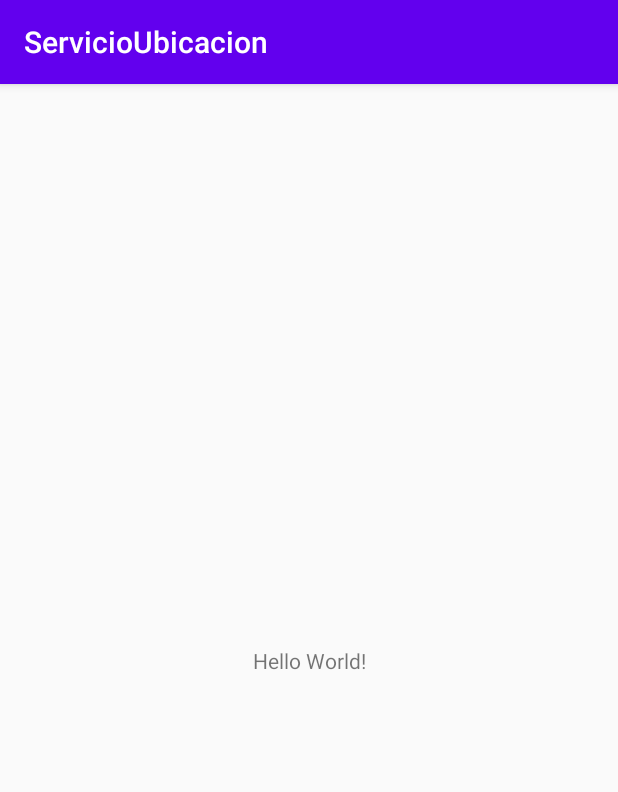
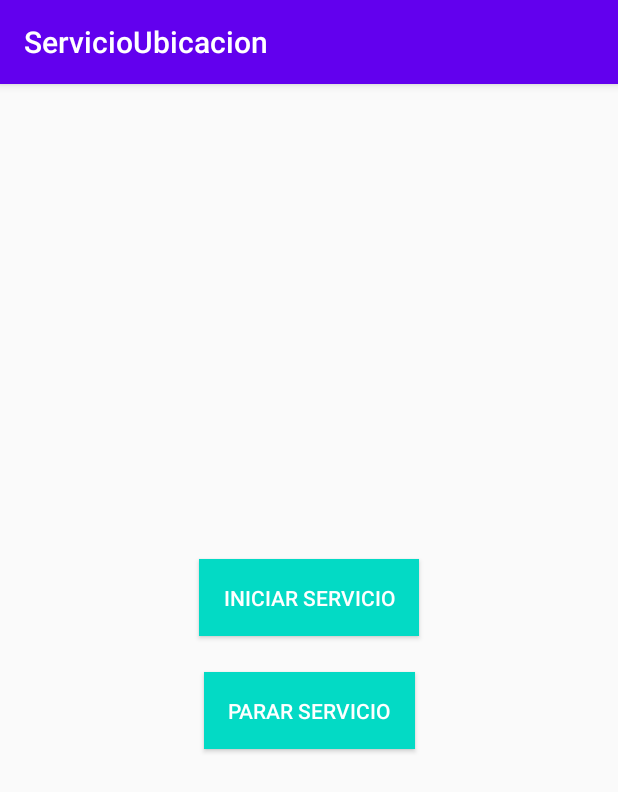
Before and after one commit to icaroinflames/ServicioUbicacion, an Android app: the screen it shows after launch (MainActivity), on a phone screen of 412 x 824 dp. Shown: the top 792 px of the screen. Run offline under Robolectric (Android 15) with nearby library versions, the phone set to English and light mode, and no system bars.

Commit message:
Ahora si funciona

```diff
--- a/app/build.gradle
+++ b/app/build.gradle
@@ -5,7 +5,7 @@ android {
     buildToolsVersion "29.0.3"
 
     defaultConfig {
-        applicationId "mobi.stimulus.servicioubicacion"
+        applicationId "com.zuragames.servicioubicacion"
         minSdkVersion 21
         targetSdkVersion 29
         versionCode 1
@@ -28,7 +28,9 @@ dependencies {
 
     implementation 'androidx.appcompat:appcompat:1.1.0'
     implementation 'androidx.constraintlayout:constraintlayout:1.1.3'
+    implementation 'com.google.android.material:material:1.2.0-alpha04'
     testImplementation 'junit:junit:4.12'
     androidTestImplementation 'androidx.test.ext:junit:1.1.1'
     androidTestImplementation 'androidx.test.espresso:espresso-core:3.2.0'
+    implementation 'com.google.android.gms:play-services-location:17.0.0'
 }
--- /dev/null
+++ b/app/src/main/java/com/zuragames/servicioubicacion/MainActivity.java
@@ -0,0 +1,90 @@
+package com.zuragames.servicioubicacion;
+
+import androidx.appcompat.app.AppCompatActivity;
+import androidx.core.content.ContextCompat;
+
+import android.content.DialogInterface;
+import android.content.Intent;
+import android.os.AsyncTask;
+import android.os.Bundle;
+import android.provider.Settings;
+import android.view.View;
+import android.widget.Button;
+
+import com.google.android.material.dialog.MaterialAlertDialogBuilder;
+import com.zuragames.servicioubicacion.services.UbicacionService;
+import com.zuragames.servicioubicacion.utils.LocationHelpers;
+
+public class MainActivity extends AppCompatActivity {
+
+    public static final int UBICACION_REQUEST_CODE = 7432;
+
+    Button btnStartService, btnStopService;
+    @Override
+    protected void onCreate(Bundle savedInstanceState) {
+        super.onCreate(savedInstanceState);
+        setContentView(R.layout.activity_main);
+
+        btnStartService = findViewById(R.id.buttonStartService);
+        btnStopService = findViewById(R.id.buttonStopService);
+
+        btnStartService.setOnClickListener(new View.OnClickListener() {
+            @Override
+            public void onClick(View v) {
+                startService();
+            }
+        });
+        btnStopService.setOnClickListener(new View.OnClickListener() {
+            @Override
+            public void onClick(View v) {
+                stopService();
+            }
+        });
+
+        if (LocationHelpers.checkLocation(this)) {//comprobamos servicio de localización
+            if (LocationHelpers.checkPermissions(this) == LocationHelpers.FINE_AND_COARSE_PERMISSION) {//comprueba permisos de ubicacion
+                //startService();
+                //TODO mostrar botones
+            } else {
+                LocationHelpers.requestPermissions(this);
+            }
+        } else {
+            showAlert();
+        }
+    }
+
+    public void startService() {
+        Intent serviceIntent = new Intent(this, UbicacionService.class);
+        serviceIntent.putExtra("inputExtra", "Ejemplo servicio foreground");
+        ContextCompat.startForegroundService(this, serviceIntent);
+    }
+    public void stopService() {
+        Intent serviceIntent = new Intent(this, UbicacionService.class);
+        stopService(serviceIntent);
+    }
+
+    private void showAlert() {
+
+        MaterialAlertDialogBuilder dialog = new MaterialAlertDialogBuilder(this,R.style.Theme_AppCompat_Light_Dialog_Alert);
+        dialog.setTitle("No hay permisos de ubicación")
+                .setMessage("Anda, ve a poner los permisos de ubicación")
+                .setPositiveButton("Aceptar", new DialogInterface.OnClickListener() {
+                    @Override
+                    public void onClick(DialogInterface dialog, int which) {
+                        dialog.dismiss();
+                        Intent myIntent = new Intent(Settings.ACTION_LOCATION_SOURCE_SETTINGS);
+                        startActivityForResult(myIntent, UBICACION_REQUEST_CODE);
+
+                    }
+                })
+                .setNegativeButton("Mas tarde", new DialogInterface.OnClickListener() {
+                    @Override
+                    public void onClick(DialogInterface dialog, int which) {
+                        dialog.dismiss();
+                    }
+                })
+                .setIcon(R.mipmap.ic_launcher)
+                .show();
+
+    }
+}
--- /dev/null
+++ b/app/src/main/java/com/zuragames/servicioubicacion/utils/LocationHelpers.java
@@ -0,0 +1,72 @@
+package com.zuragames.servicioubicacion.utils;
+
+import android.Manifest;
+import android.app.Activity;
+import android.content.Context;
+import android.content.pm.PackageManager;
+import android.location.LocationManager;
+
+import androidx.core.app.ActivityCompat;
+
+import static android.content.Context.LOCATION_SERVICE;
+
+/**
+ * Created by roberto.zurita on 17/07/2019.
+ */
+
+public class LocationHelpers {
+
+    public static final int FINE_PERMISION_REQ_CODE = 8584;
+    public static final int COARSE_PERMISION_REQ_CODE = 8585;
+    public static final int PERMISION_REQ_CODE = 8586;
+
+    public static final int NO_PERMISSION = 0;
+    public static final int FINE_PERMISSION_ONLY = 1;
+    public static final int COARSE_PERMISSION_ONLY = 2;
+    public static final int FINE_AND_COARSE_PERMISSION = 3;
+
+
+    public static boolean checkLocation(final Context context){
+        return isLocationEnabled(context);
+    }
+
+    public static void requestPermissions(final Activity activity){
+        int currentPermissions = checkPermissions(activity);
+        String[] permissionsToRequest = null;
+        switch (currentPermissions){
+            case NO_PERMISSION:
+                permissionsToRequest = new String[]{Manifest.permission.ACCESS_FINE_LOCATION, Manifest.permission.ACCESS_COARSE_LOCATION};
+                break;
+            case COARSE_PERMISSION_ONLY:
+                permissionsToRequest = new String[]{Manifest.permission.ACCESS_FINE_LOCATION};
+                break;
+            case FINE_PERMISSION_ONLY:
+                permissionsToRequest = new String[]{Manifest.permission.ACCESS_COARSE_LOCATION};
+                break;
+        }
+
+        if(permissionsToRequest != null){
+            ActivityCompat.requestPermissions(activity, permissionsToRequest, PERMISION_REQ_CODE);
+        }
+
+    }
+
+    public static int checkPermissions(final Activity activity){
+        int result = NO_PERMISSION;
+        boolean fineLocPermission = (ActivityCompat.checkSelfPermission(activity, Manifest.permission.ACCESS_FINE_LOCATION) == PackageManager.PERMISSION_GRANTED);
+        boolean coarseLocPermission = (ActivityCompat.checkSelfPermission(activity, Manifest.permission.ACCESS_COARSE_LOCATION) == PackageManager.PERMISSION_GRANTED);
+
+        if(fineLocPermission && coarseLocPermission) return FINE_AND_COARSE_PERMISSION;
+        else if(fineLocPermission) return FINE_PERMISSION_ONLY;
+        else if(coarseLocPermission) return COARSE_PERMISSION_ONLY;
+
+        return result;
+    }
+
+    private static boolean isLocationEnabled(final Context context) {
+        LocationManager locationManager = (LocationManager)context.getSystemService(LOCATION_SERVICE);
+
+        return locationManager.isProviderEnabled(LocationManager.GPS_PROVIDER) &&
+                locationManager.isProviderEnabled(LocationManager.NETWORK_PROVIDER);
+    }
+}
--- a/app/src/main/res/layout/activity_main.xml
+++ b/app/src/main/res/layout/activity_main.xml
@@ -6,13 +6,39 @@
     android:layout_height="match_parent"
     tools:context=".MainActivity">
 
-    <TextView
+    <Button
+        android:id="@+id/buttonStartService"
         android:layout_width="wrap_content"
         android:layout_height="wrap_content"
-        android:text="Hello World!"
+        android:layout_marginStart="8dp"
+        android:layout_marginEnd="8dp"
+        android:background="@color/colorAccent"
+        android:padding="16dp"
+        android:text="Iniciar Servicio"
+        android:textColor="#fff"
+        app:layout_constraintBottom_toTopOf="@+id/buttonStopService"
+        app:layout_constraintEnd_toEndOf="parent"
+        app:layout_constraintHorizontal_bias="0.5"
+        app:layout_constraintStart_toStartOf="parent"
+        app:layout_constraintTop_toTopOf="parent"
+        app:layout_constraintVertical_chainStyle="packed" />
+    <Button
+        android:id="@+id/buttonStopService"
+        android:layout_width="wrap_content"
+        android:layout_height="wrap_content"
+        android:layout_marginStart="8dp"
+        android:layout_marginTop="24dp"
+        android:layout_marginEnd="8dp"
+        android:layout_marginBottom="8dp"
+        android:background="@color/colorAccent"
+        android:padding="16dp"
+        android:text="Parar Servicio"
+        android:textColor="#fff"
         app:layout_constraintBottom_toBottomOf="parent"
-        app:layout_constraintLeft_toLeftOf="parent"
-        app:layout_constraintRight_toRightOf="parent"
-        app:layout_constraintTop_toTopOf="parent" />
+        app:layout_constraintEnd_toEndOf="parent"
+        app:layout_constraintHorizontal_bias="0.5"
+        app:layout_constraintStart_toStartOf="parent"
+        app:layout_constraintTop_toBottomOf="@+id/buttonStartService"
+        app:layout_constraintVertical_bias="0.218" />
 
 </androidx.constraintlayout.widget.ConstraintLayout>
```
Also changed, not shown: app/src/main/AndroidManifest.xml (+9 -1 lines), app/src/main/java/com/zuragames/servicioubicacion/services/UbicacionService.java (added, +148 -0 lines), app/src/main/java/mobi/stimulus/servicioubicacion/MainActivity.java (deleted, +0 -14 lines), gradle/wrapper/gradle-wrapper.properties, 3 other files.
